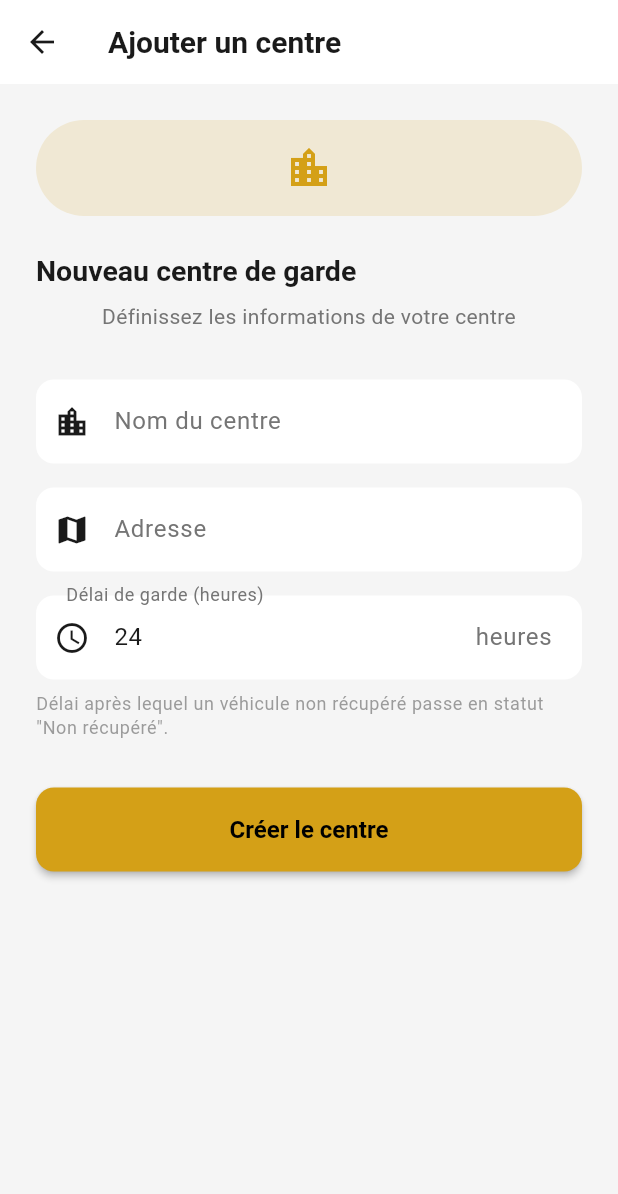
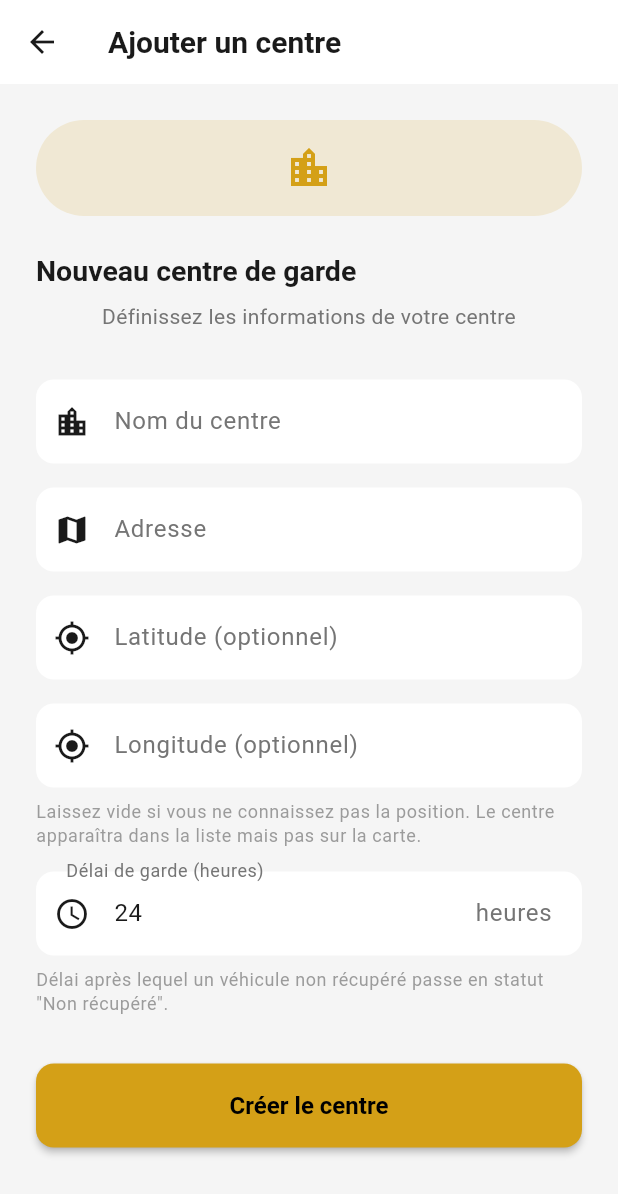
Before and after one commit to somboro08/autopark, a Flutter app: the AddCenterScreen screen opened directly, on a phone screen of 412 x 824 dp. Shown: the top 1194 px of the screen. Run offline on Flutter 3.47's test engine with Material 3 defaults, Android fonts, the phone set to English and light mode, and no system bars; our stand-ins replace flutter_map, iconsax_flutter, latlong2, qr_flutter, sqflite; missing offline and left inert: mobile_scanner; accounts and stored records are empty.

Commit message:
feat(phase3): carte des centres OpenStreetMap + migration v3 latitude/longitude

```diff
--- a/lib/database/database_helper.dart
+++ b/lib/database/database_helper.dart
@@ -15,9 +15,20 @@ class DatabaseHelper {
 
   static Database? _db;
 
-  /// Version 2 : ajout des profils utilisateurs (propriétaire / agent),
-  /// de la propriété des véhicules et de la préparation du jeton de garde.
-  static const int _dbVersion = 2;
+  /// Version 3 : géolocalisation des centres (carte OpenStreetMap).
+  ///
+  /// Historique : v2 = profils utilisateurs (propriétaire / agent), propriété
+  /// des véhicules et préparation du jeton de garde.
+  static const int _dbVersion = 3;
+
+  /// Positions de démonstration dans la zone Cotonou / Porto-Novo.
+  static const List<List<double>> _demoLocations = [
+    [6.36536, 2.41833],
+    [6.35590, 2.42510],
+    [6.37024, 2.44620],
+    [6.44890, 2.35560],
+    [6.49690, 2.62890],
+  ];
 
   Future<Database> get db async {
     _db ??= await _initDb();
@@ -42,6 +53,8 @@ class DatabaseHelper {
         name TEXT NOT NULL,
         address TEXT NOT NULL,
         max_hours_delay INTEGER DEFAULT 24,
+        latitude REAL,
+        longitude REAL,
         created_at TEXT NOT NULL
       )
     ''');
@@ -159,6 +172,25 @@ class DatabaseHelper {
         'ALTER TABLE parking_sessions ADD COLUMN retrieval_token TEXT',
       );
     }
+
+    if (oldVersion < 3) {
+      await db.execute('ALTER TABLE parking_centers ADD COLUMN latitude REAL');
+      await db.execute('ALTER TABLE parking_centers ADD COLUMN longitude REAL');
+
+      // Les centres existants n'ont pas de position : on leur attribue une
+      // position de démonstration dans la zone Cotonou afin qu'ils soient
+      // visibles sur la carte. L'agent peut la corriger depuis sa fiche centre.
+      final rows = await db.query('parking_centers', columns: ['id']);
+      for (var i = 0; i < rows.length; i++) {
+        final location = _demoLocations[i % _demoLocations.length];
+        await db.update(
+          'parking_centers',
+          {'latitude': location[0], 'longitude': location[1]},
+          where: 'id = ?',
+          whereArgs: [rows[i]['id']],
+        );
+      }
+    }
   }
 
   // ---------- Paramètres applicatifs ----------
@@ -255,6 +287,32 @@ class DatabaseHelper {
       center.toMap(),
       where: 'id = ?',
       whereArgs: [center.id],
+    );
+  }
+
+  /// Centre disposant d'une position, utilisable sur la carte.
+  Future<List<ParkingCenter>> getLocatedCenters() async {
+    final database = await db;
+    final maps = await database.query(
+      'parking_centers',
+      where: 'latitude IS NOT NULL AND longitude IS NOT NULL',
+      orderBy: 'name ASC',
+    );
+    return maps.map((m) => ParkingCenter.fromMap(m)).toList();
+  }
+
+  /// Enregistre / corrige la position d'un centre.
+  Future<void> updateCenterLocation(
+    int centerId,
+    double latitude,
+    double longitude,
+  ) async {
+    final database = await db;
+    await database.update(
+      'parking_centers',
+      {'latitude': latitude, 'longitude': longitude},
+      where: 'id = ?',
+      whereArgs: [centerId],
     );
   }
 
@@ -540,12 +598,27 @@ class DatabaseHelper {
     // Le profil agent est sélectionné par défaut sur une base neuve.
     await setSetting('active_user_id', agentId.toString());
 
-    // --- Centre de démonstration ---
-    final centerId = await insertCenter(ParkingCenter(
-      name: 'Parking Central Cotonou',
-      address: 'Avenue Steinmetz, Cotonou',
-      maxHoursDelay: 24,
-    ));
+    // --- Centres de démonstration (zone Cotonou / Abomey-Calavi / Porto-Novo) ---
+    final demoCenters = <List<Object>>[
+      ['Parking Central Cotonou', 'Avenue Steinmetz, Cotonou', 24, 6.36536, 2.41833],
+      ['Parking Ganhi Sécurité', 'Boulevard de la Marina, Cotonou', 12, 6.35590, 2.42510],
+      ['Parking Akpakpa Moto', 'Carrefour Akpakpa, Cotonou', 24, 6.37024, 2.44620],
+      ['Parking Calavi Center', 'Carrefour IITA, Abomey-Calavi', 48, 6.44890, 2.35560],
+      ['Parking Porto-Novo Gare', 'Avenue Jean Bayol, Porto-Novo', 24, 6.49690, 2.62890],
+    ];
+
+    var centerId = 0;
+    for (var i = 0; i < demoCenters.length; i++) {
+      final c = demoCenters[i];
+      final id = await insertCenter(ParkingCenter(
+        name: c[0] as String,
+        address: c[1] as String,
+        maxHoursDelay: c[2] as int,
+        latitude: c[3] as double,
+        longitude: c[4] as double,
+      ));
+      if (i == 0) centerId = id;
+    }
 
     // --- Véhicules appartenant aux propriétaires ---
     final demoVehicles = [
--- a/lib/models/parking_center.dart
+++ b/lib/models/parking_center.dart
@@ -1,8 +1,15 @@
+/// Centre de garde de motos.
+///
+/// La position géographique ([latitude] / [longitude]) est optionnelle : un
+/// centre sans position reste visible dans l'annuaire mais n'apparaît pas sur
+/// la carte.
 class ParkingCenter {
   final int? id;
   final String name;
   final String address;
   final int maxHoursDelay; // delay in hours before "non récupéré" status
+  final double? latitude;
+  final double? longitude;
   final DateTime createdAt;
 
   ParkingCenter({
@@ -10,8 +17,17 @@ class ParkingCenter {
     required this.name,
     required this.address,
     this.maxHoursDelay = 24,
+    this.latitude,
+    this.longitude,
     DateTime? createdAt,
   }) : createdAt = createdAt ?? DateTime.now();
+
+  bool get hasLocation => latitude != null && longitude != null;
+
+  String get coordinatesLabel {
+    if (!hasLocation) return 'Position non renseignée';
+    return '${latitude!.toStringAsFixed(5)}, ${longitude!.toStringAsFixed(5)}';
+  }
 
   Map<String, dynamic> toMap() {
     return {
@@ -19,11 +35,19 @@ class ParkingCenter {
       'name': name,
       'address': address,
       'max_hours_delay': maxHoursDelay,
+      'latitude': latitude,
+      'longitude': longitude,
       'created_at': createdAt.toIso8601String(),
     };
   }
 
   factory ParkingCenter.fromMap(Map<String, dynamic> map) {
+    double? asDouble(Object? value) {
+      if (value == null) return null;
+      if (value is num) return value.toDouble();
+      return double.tryParse(value.toString());
+    }
+
     return ParkingCenter(
       id: map['id'] is int ? map['id'] : int.tryParse(map['id']?.toString() ?? '0'),
       name: map['name'] ?? '',
@@ -31,6 +55,8 @@ class ParkingCenter {
       maxHoursDelay: map['max_hours_delay'] is int
           ? map['max_hours_delay']
           : int.tryParse(map['max_hours_delay']?.toString() ?? '24') ?? 24,
+      latitude: asDouble(map['latitude']),
+      longitude: asDouble(map['longitude']),
       createdAt: map['created_at'] != null
           ? DateTime.tryParse(map['created_at']) ?? DateTime.now()
           : DateTime.now(),
@@ -42,6 +68,8 @@ class ParkingCenter {
     String? name,
     String? address,
     int? maxHoursDelay,
+    double? latitude,
+    double? longitude,
     DateTime? createdAt,
   }) {
     return ParkingCenter(
@@ -49,12 +77,15 @@ class ParkingCenter {
       name: name ?? this.name,
       address: address ?? this.address,
       maxHoursDelay: maxHoursDelay ?? this.maxHoursDelay,
+      latitude: latitude ?? this.latitude,
+      longitude: longitude ?? this.longitude,
       createdAt: createdAt ?? this.createdAt,
     );
   }
 
   @override
   String toString() {
-    return 'ParkingCenter(id: $id, name: $name, address: $address, maxHoursDelay: $maxHoursDelay)';
+    return 'ParkingCenter(id: $id, name: $name, address: $address, '
+        'maxHoursDelay: $maxHoursDelay, lat: $latitude, lng: $longitude)';
   }
 }
--- a/lib/screens/add_center_screen.dart
+++ b/lib/screens/add_center_screen.dart
@@ -15,6 +15,8 @@ class _AddCenterScreenState extends State<AddCenterScreen> {
   final _nameController = TextEditingController();
   final _addressController = TextEditingController();
   final _delayController = TextEditingController(text: '24');
+  final _latitudeController = TextEditingController();
+  final _longitudeController = TextEditingController();
   bool _isSaving = false;
 
   @override
@@ -22,6 +24,8 @@ class _AddCenterScreenState extends State<AddCenterScreen> {
     _nameController.dispose();
     _addressController.dispose();
     _delayController.dispose();
+    _latitudeController.dispose();
+    _longitudeController.dispose();
     super.dispose();
   }
 
@@ -33,6 +37,12 @@ class _AddCenterScreenState extends State<AddCenterScreen> {
       return;
     }
     final delay = int.tryParse(_delayController.text) ?? 24;
+    final latitude = double.tryParse(_latitudeController.text.trim().isEmpty
+        ? ''
+        : _latitudeController.text.trim());
+    final longitude = double.tryParse(_longitudeController.text.trim().isEmpty
+        ? ''
+        : _longitudeController.text.trim());
 
     setState(() => _isSaving = true);
     try {
@@ -40,6 +50,8 @@ class _AddCenterScreenState extends State<AddCenterScreen> {
         name: _nameController.text.trim(),
         address: _addressController.text.trim(),
         maxHoursDelay: delay,
+        latitude: latitude,
+        longitude: longitude,
       );
       await _db.insertCenter(center);
       if (mounted) {
@@ -101,20 +113,51 @@ class _AddCenterScreenState extends State<AddCenterScreen> {
             ),
             const SizedBox(height: 16),
             TextFormField(
+              controller: _latitudeController,
+              keyboardType: TextInputType.number,
+              decoration: const InputDecoration(
+                labelText: 'Latitude (optionnel)',
+                hintText: 'Ex: 6.36536',
+                prefixIcon: Icon(Icons.gps_fixed),
+                suffixText: '°',
+              ),
+            ),
+            const SizedBox(height: 16),
+            TextFormField(
+              controller: _longitudeController,
+              keyboardType: TextInputType.number,
+              decoration: const InputDecoration(
+                labelText: 'Longitude (optionnel)',
+                hintText: 'Ex: 2.41833',
+                prefixIcon: Icon(Icons.gps_fixed),
+                suffixText: '°',
+              ),
+            ),
+            const SizedBox(height: 8),
+            Text(
+              'Laissez vide si vous ne connaissez pas la position. Le centre \napparaîtra dans la liste mais pas sur la carte.',
+              style: theme.textTheme.bodySmall?.copyWith(
+                color: Theme.of(context).textTheme.bodyMedium?.color
+                    ?.withValues(alpha: 0.7),
+              ),
+            ),
+            const SizedBox(height: 16),
+            TextFormField(
               controller: _delayController,
+              keyboardType: TextInputType.number,
               decoration: const InputDecoration(
                 labelText: 'Délai de garde (heures)',
                 hintText: '24',
                 prefixIcon: Icon(Icons.access_time),
                 suffixText: 'heures',
               ),
-              keyboardType: TextInputType.number,
             ),
             const SizedBox(height: 8),
             Text(
               'Délai après lequel un véhicule non récupéré passe en statut "Non récupéré".',
               style: theme.textTheme.bodySmall?.copyWith(
-                color: Theme.of(context).textTheme.bodyMedium?.color?.withValues(alpha: 0.7),
+                color: Theme.of(context).textTheme.bodyMedium?.color
+                    ?.withValues(alpha: 0.7),
               ),
             ),
             const SizedBox(height: 32),
--- a/pubspec.yaml
+++ b/pubspec.yaml
@@ -41,6 +41,8 @@ dependencies:
   qr_flutter: ^4.1.0
   intl: ^0.20.3
   path: ^1.9.1
+  flutter_map: ^8.3.2
+  latlong2: ^0.10.1
 
 dev_dependencies:
   flutter_test:
```
Also changed, not shown: lib/screens/centers_list_screen.dart (+8 -0 lines), lib/screens/centers_map_screen.dart (added, +286 -0 lines), pubspec.lock, 1 other file.
